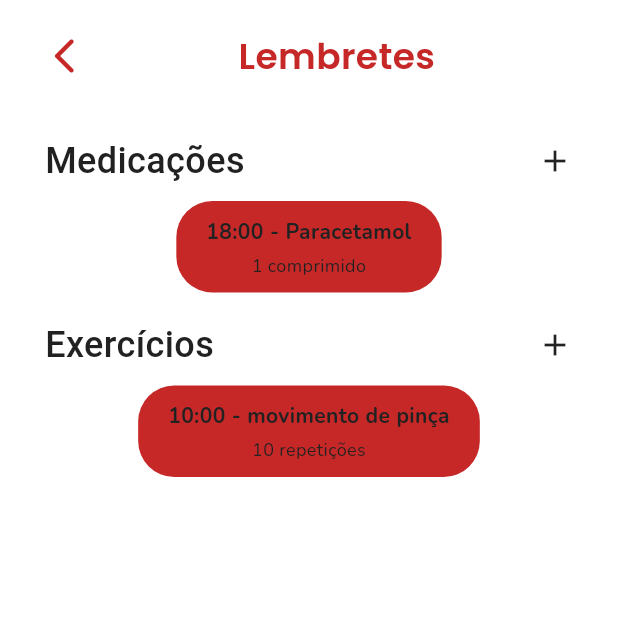
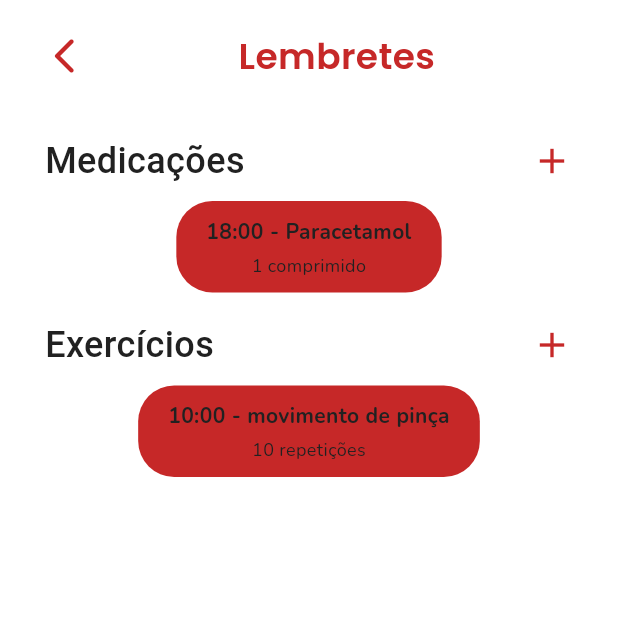
Before and after one commit to derickdtc/AsPa, a Flutter app: the RemindersPage screen opened directly, on a phone screen of 412 x 824 dp, the top half of it. Run offline on Flutter 3.47's test engine with Material 3 defaults, Android fonts, the phone set to English and light mode, and no system bars; our stand-ins replace google_fonts.

Commit message:
base da pagina de lembretes pronta

```diff
--- a/aspa/lib/src/pages/reminders_page.dart
+++ b/aspa/lib/src/pages/reminders_page.dart
@@ -57,7 +57,7 @@
               const SizedBox(height: 36),
 
               // MEDICAÇÕES
-              _sectionHeader('Medicações'),
+              _sectionHeader(context, 'Medicações'),
 
               const SizedBox(height: 10),
 
@@ -65,12 +65,13 @@
                 context,
                 title: '18:00 - Paracetamol',
                 subtitle: '1 comprimido',
+                onTap: () {}
               ),
 
               const SizedBox(height: 18),
 
               // EXERCÍCIOS
-              _sectionHeader('Exercícios'),
+              _sectionHeader(context, 'Exercícios'),
 
               const SizedBox(height: 10),
 
@@ -78,6 +79,7 @@
                 context,
                 title: '10:00 - movimento de pinça',
                 subtitle: '10 repetições',
+                onTap: () {},
               ),
             ],
           ),
@@ -88,7 +90,13 @@
 
   // ---------- COMPONENTES ----------
 
-  Widget _sectionHeader(String title) {
+  Widget _sectionHeader(
+    BuildContext context,
+    String title
+  ) {
+    final theme = Theme.of(context);
+    final colorScheme = theme.colorScheme;
+
     return Padding(
       padding: const EdgeInsets.symmetric(horizontal: 30),
       child: Row(
@@ -102,9 +110,18 @@
               ),
             ),
           ),
-          const Icon(
+          Padding(
+                      padding:
+                          const EdgeInsetsDirectional.fromSTEB(29, 0, 0, 0),
+                      child: InkWell(
+                        onTap: () {},
+                        borderRadius: BorderRadius.circular(20),
+                        child: Icon(
                           Icons.add,
-            size: 24,
+                          color: colorScheme.primary,
+                          size: 28,
+                        ),
+                      ),
                     ),
         ],
       ),
@@ -115,17 +132,20 @@
     BuildContext context, {
     required String title,
     required String subtitle,
+    required VoidCallback onTap,
   }) {
     final theme = Theme.of(context);
     final colorScheme = theme.colorScheme;
 
   return Padding(
     padding: const EdgeInsets.symmetric(horizontal: 30),
-    child: Container(
-      decoration: BoxDecoration(
+    child: Material(
       color: colorScheme.primary,
       borderRadius: BorderRadius.circular(24),
-      ),
+      child: InkWell(
+        borderRadius: BorderRadius.circular(24),
+        onTap: onTap,
+        child: Padding(
           padding: const EdgeInsets.symmetric(
             horizontal: 20,
             vertical: 10,
@@ -154,7 +174,9 @@
             ],
           ),
         ),
+      ),
+    ),
   );
-}
 
   }
+}
```
Lines whose indentation alone changed are shown as unchanged.
